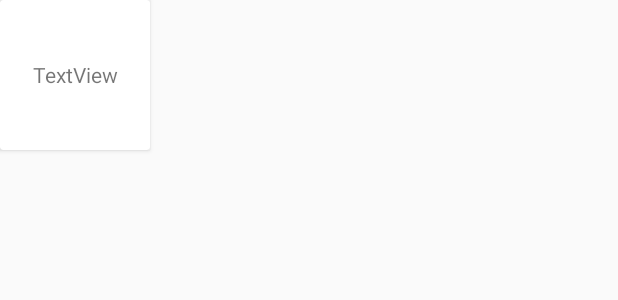
After one commit to bugrayetkinn/TodoApp, an Android app: the layout days.xml on its own in the app's theme, with its tools: preview values and no code run, on a phone screen of 412 x 824 dp. The commit adds this screen. Shown: the top 300 px of the screen. Run offline under Robolectric (Android 15) with nearby library versions, the phone set to English and light mode, and no system bars.

Commit message:
days fragment added

```diff
--- /dev/null
+++ b/app/src/main/res/layout/days.xml
@@ -0,0 +1,22 @@
+<?xml version="1.0" encoding="utf-8"?>
+<androidx.cardview.widget.CardView xmlns:android="http://schemas.android.com/apk/res/android"
+    android:layout_width="wrap_content"
+    android:layout_height="wrap_content">
+
+
+    <LinearLayout
+        android:layout_width="wrap_content"
+        android:layout_height="wrap_content"
+        android:orientation="vertical">
+
+
+        <TextView
+            android:id="@+id/textView"
+            android:layout_width="100dp"
+            android:layout_height="100dp"
+            android:gravity="center"
+            android:text="TextView" />
+
+    </LinearLayout>
+
+</androidx.cardview.widget.CardView>
--- a/app/src/main/res/values/styles.xml
+++ b/app/src/main/res/values/styles.xml
@@ -1,6 +1,6 @@
 <resources>
     <!-- Base application theme. -->
-    <style name="AppTheme" parent="Theme.AppCompat.Light.DarkActionBar">
+    <style name="AppTheme" parent="Theme.AppCompat.Light.NoActionBar">
         <!-- Customize your theme here. -->
         <item name="colorPrimary">@color/colorPrimary</item>
         <item name="colorPrimaryDark">@color/colorPrimaryDark</item>
```
Also changed, not shown: app/build.gradle (+11 -0 lines), app/src/main/java/com/yetkin/todoapp/MainActivity.kt (+50 -1 lines), app/src/main/java/com/yetkin/todoapp/adapter/MonthDayAdapter.kt (added, +65 -0 lines), app/src/main/java/com/yetkin/todoapp/model/MonthDayModel.kt (added, +11 -0 lines), app/src/main/res/drawable/add.xml (added, +10 -0 lines), app/src/main/res/layout/activity_main.xml (+27 -4 lines).
